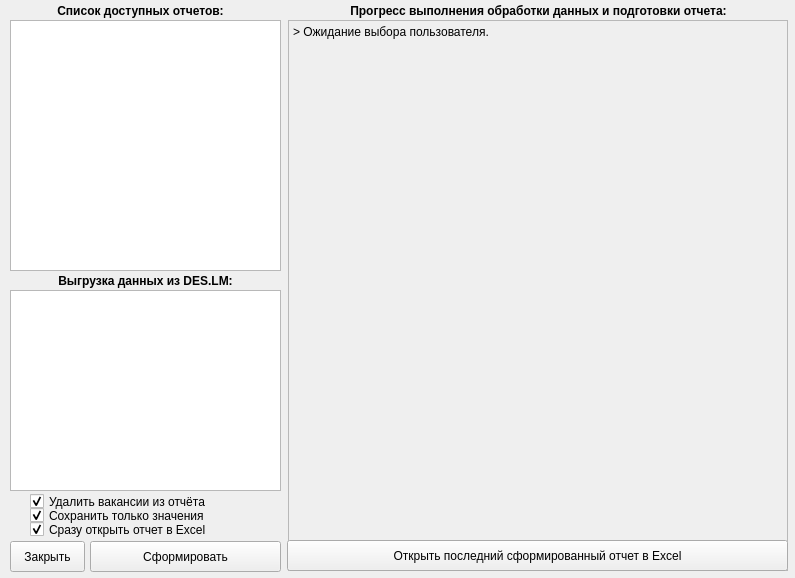
Before: the Qt Designer form Qt5Project/Windows.ui in DIVIGL1/DES.LM.Reports, drawn with Qt 5.
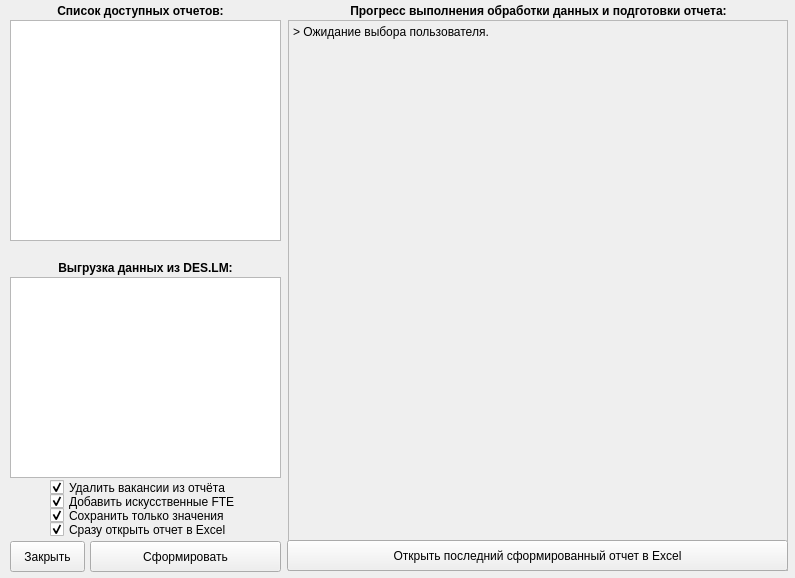
After: the same form once the commit is applied.

What changed in the file:
```diff
--- a/Qt5Project/Windows.ui
+++ b/Qt5Project/Windows.ui
@@ -50,9 +50,9 @@
     </property>
     <property name="geometry">
      <rect>
-      <x>30</x>
-      <y>493</y>
-      <width>251</width>
+      <x>50</x>
+      <y>479</y>
+      <width>221</width>
       <height>17</height>
      </rect>
     </property>
@@ -116,7 +116,7 @@
       <x>10</x>
       <y>20</y>
       <width>271</width>
-      <height>251</height>
+      <height>221</height>
      </rect>
     </property>
     <property name="editTriggers">
@@ -161,7 +161,7 @@
     <property name="geometry">
      <rect>
       <x>10</x>
-      <y>290</y>
+      <y>277</y>
       <width>271</width>
       <height>201</height>
      </rect>
@@ -174,7 +174,7 @@
     <property name="geometry">
      <rect>
       <x>10</x>
-      <y>273</y>
+      <y>260</y>
       <width>271</width>
       <height>16</height>
      </rect>
@@ -263,9 +263,9 @@
     </property>
     <property name="geometry">
      <rect>
-      <x>30</x>
+      <x>50</x>
       <y>521</y>
-      <width>251</width>
+      <width>221</width>
       <height>17</height>
      </rect>
     </property>
@@ -319,9 +319,9 @@
     </property>
     <property name="geometry">
      <rect>
-      <x>30</x>
+      <x>50</x>
       <y>507</y>
-      <width>251</width>
+      <width>221</width>
       <height>17</height>
      </rect>
     </property>
@@ -341,6 +341,34 @@
      <bool>false</bool>
     </property>
    </widget>
+   <widget class="QCheckBox" name="checkBoxAddVFTE">
+    <property name="enabled">
+     <bool>true</bool>
+    </property>
+    <property name="geometry">
+     <rect>
+      <x>50</x>
+      <y>493</y>
+      <width>221</width>
+      <height>17</height>
+     </rect>
+    </property>
+    <property name="sizePolicy">
+     <sizepolicy hsizetype="Minimum" vsizetype="Fixed">
+      <horstretch>0</horstretch>
+      <verstretch>0</verstretch>
+     </sizepolicy>
+    </property>
+    <property name="text">
+     <string>Добавить искусственные FTE</string>
+    </property>
+    <property name="checked">
+     <bool>true</bool>
+    </property>
+    <property name="autoRepeat">
+     <bool>false</bool>
+    </property>
+   </widget>
   </widget>
  </widget>
  <resources/>
```
